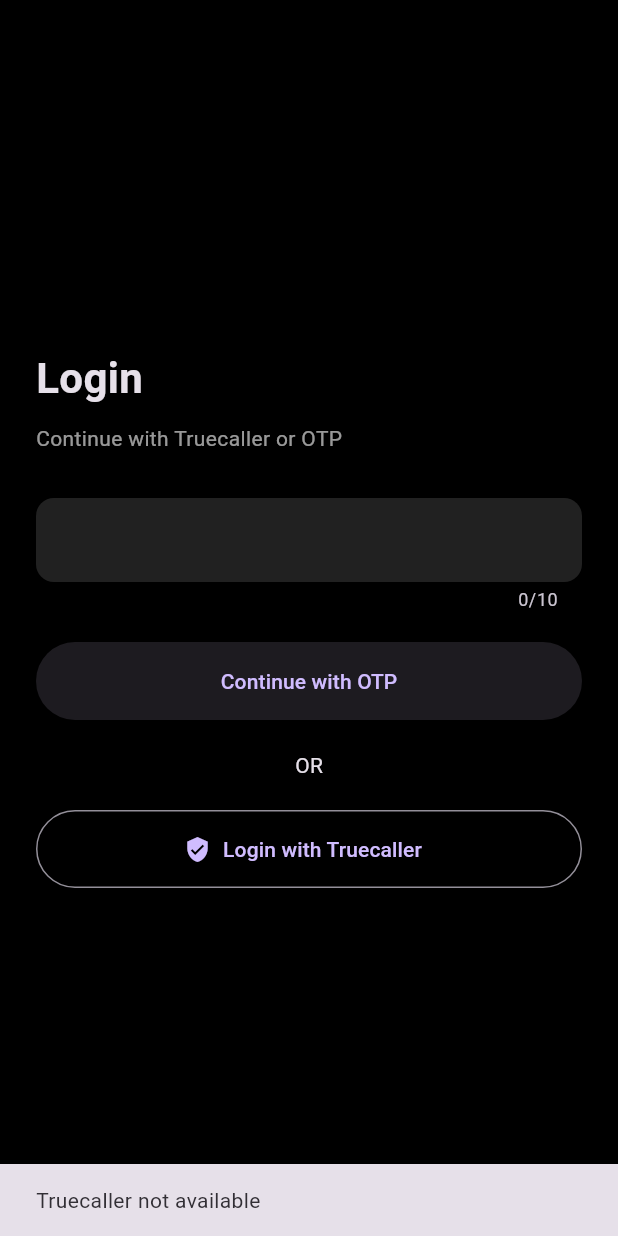
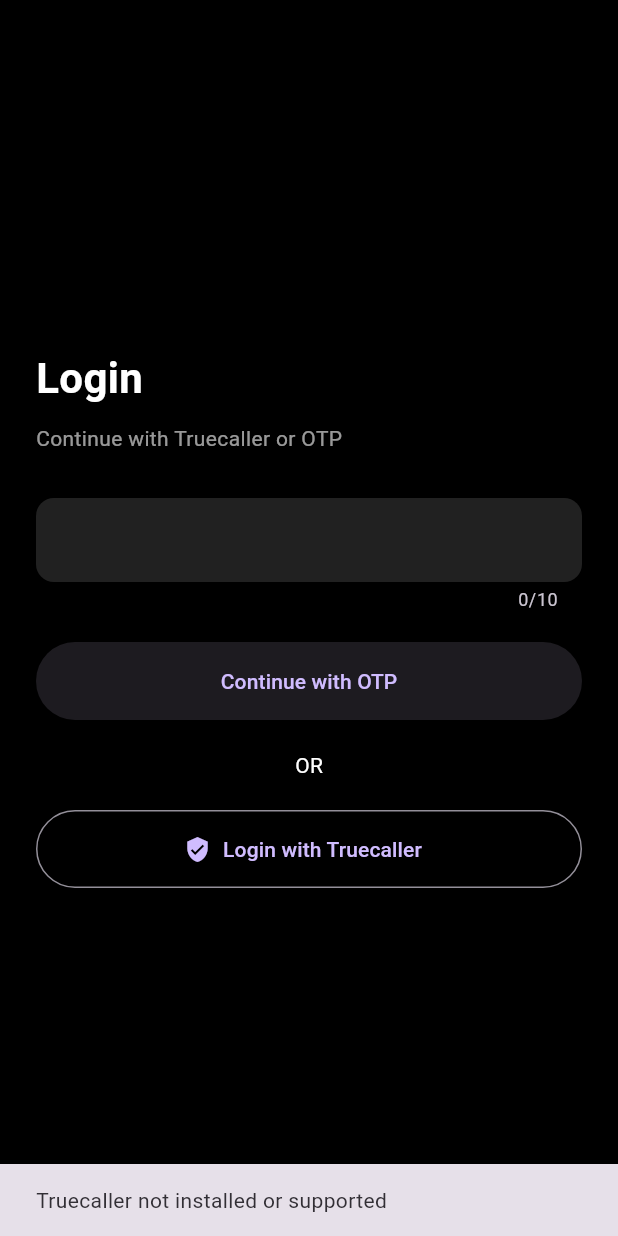
Before and after one commit to spark16x/fixo.go, a Flutter app: the screen it shows after launch, after a tap on "Login with Truecaller", on a phone screen of 412 x 824 dp. Run offline on Flutter 3.47's test engine with Material 3 defaults, Android fonts, the light colour scheme and no system bars; our stand-ins replace firebase_auth, firebase_core, flutter_map, latlong2; missing offline and left inert: truecaller_sdk; accounts and stored records are empty.

Commit message:
update login.dart

```diff
--- a/app/lib/screens/login.dart
+++ b/app/lib/screens/login.dart
@@ -1,5 +1,4 @@
 import 'dart:async';
-
 import 'package:flutter/material.dart';
 import 'package:firebase_auth/firebase_auth.dart';
 import 'package:truecaller_sdk/truecaller_sdk.dart';
@@ -30,7 +29,6 @@
   @override
   void initState() {
     super.initState();
-
     _initTruecaller();
     _listenTruecaller();
   }
@@ -41,34 +39,34 @@
     );
   }
 
-  // ================= TRUECALLER LISTENER =================
+  // ================= TRUECALLER CALLBACK =================
 
   void _listenTruecaller() {
-
     _tcStream = TcSdk.streamCallbackData.listen((res) async {
 
       switch (res.result) {
 
         case TcSdkCallbackResult.success:
 
-          final authCode = res.tcOAuthData!.authorizationCode;
+          final authCode =
+              res.tcOAuthData?.authorizationCode;
 
-          debugPrint("AuthCode: $authCode");
+          debugPrint("Truecaller AuthCode: $authCode");
 
-          // 👉 Normally: Send to backend → get token
-          // For MVP: Trust login
-
+          // Normally send authCode to backend
           _goHome();
           break;
 
         case TcSdkCallbackResult.verification:
-
           _show("Manual verification required");
           break;
 
         case TcSdkCallbackResult.failure:
+          _show(res.error?.message ?? "Truecaller Failed");
+          break;
 
-          _show(res.error?.message ?? "Truecaller Failed");
+        case TcSdkCallbackResult.closed:
+          _show("User closed Truecaller");
           break;
 
         default:
@@ -84,17 +82,23 @@
     final usable = await TcSdk.isOAuthFlowUsable;
 
     if (!usable) {
-      _show("Truecaller not available");
+      _show("Truecaller not installed or supported");
       return;
     }
 
-    _oauthState = DateTime.now().millisecondsSinceEpoch.toString();
+    _oauthState =
+        DateTime.now().millisecondsSinceEpoch.toString();
 
     TcSdk.setOAuthState(_oauthState!);
 
-    TcSdk.setOAuthScopes(['profile', 'phone', 'openid']);
+    TcSdk.setOAuthScopes([
+      'profile',
+      'phone',
+      'openid'
+    ]);
 
-    _codeVerifier = await TcSdk.generateRandomCodeVerifier;
+    _codeVerifier =
+        await TcSdk.generateRandomCodeVerifier;
 
     final challenge =
         await TcSdk.generateCodeChallenge(_codeVerifier!);
@@ -106,10 +110,11 @@
 
     TcSdk.setCodeChallenge(challenge);
 
-    TcSdk.getAuthorizationCode;
+    // ✅ IMPORTANT (you missed brackets)
+    TcSdk.getAuthorizationCode();
   }
 
-  // ================= OTP =================
+  // ================= OTP LOGIN =================
 
   Future<void> sendOtp() async {
 
@@ -159,7 +164,9 @@
 
     Navigator.pushReplacement(
       context,
-      MaterialPageRoute(builder: (_) => const HomeScreen()),
+      MaterialPageRoute(
+        builder: (_) => const HomeScreen(),
+      ),
     );
   }
 
@@ -174,6 +181,10 @@
   void dispose() {
     phoneController.dispose();
     _tcStream?.cancel();
+
+    // ✅ Important cleanup
+    TcSdk.clear();
+
     super.dispose();
   }
 
@@ -183,7 +194,6 @@
   Widget build(BuildContext context) {
     return Scaffold(
       backgroundColor: Colors.black,
-
       body: Padding(
         padding: const EdgeInsets.all(24),
 
@@ -198,6 +208,7 @@
               style: TextStyle(
                 fontSize: 28,
                 fontWeight: FontWeight.bold,
+                color: Colors.white,
               ),
             ),
 
@@ -210,14 +221,16 @@
 
             const SizedBox(height: 30),
 
-            // Phone
             TextField(
               controller: phoneController,
               maxLength: 10,
               keyboardType: TextInputType.phone,
+              style: const TextStyle(color: Colors.white),
 
               decoration: InputDecoration(
                 prefixText: "+91 ",
+                prefixStyle:
+                    const TextStyle(color: Colors.white),
                 filled: true,
                 fillColor: Colors.grey[900],
                 border: OutlineInputBorder(
@@ -229,11 +242,9 @@
 
             const SizedBox(height: 20),
 
-            // OTP
             SizedBox(
               width: double.infinity,
               height: 52,
-
               child: ElevatedButton(
                 onPressed: loading ? null : sendOtp,
                 child: loading
@@ -244,15 +255,18 @@
 
             const SizedBox(height: 20),
 
-            const Center(child: Text("OR")),
+            const Center(
+              child: Text(
+                "OR",
+                style: TextStyle(color: Colors.white),
+              ),
+            ),
 
             const SizedBox(height: 20),
 
-            // TRUECALLER
             SizedBox(
               width: double.infinity,
               height: 52,
-
               child: OutlinedButton.icon(
                 icon: const Icon(Icons.verified_user),
                 label: const Text("Login with Truecaller"),
```
